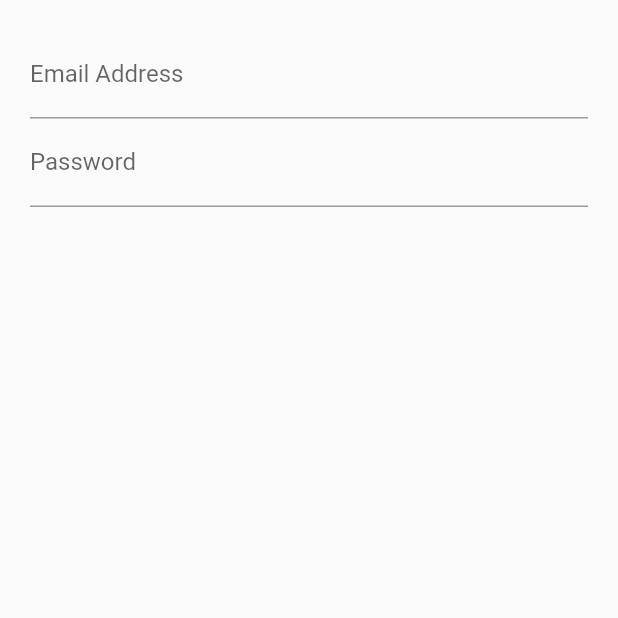
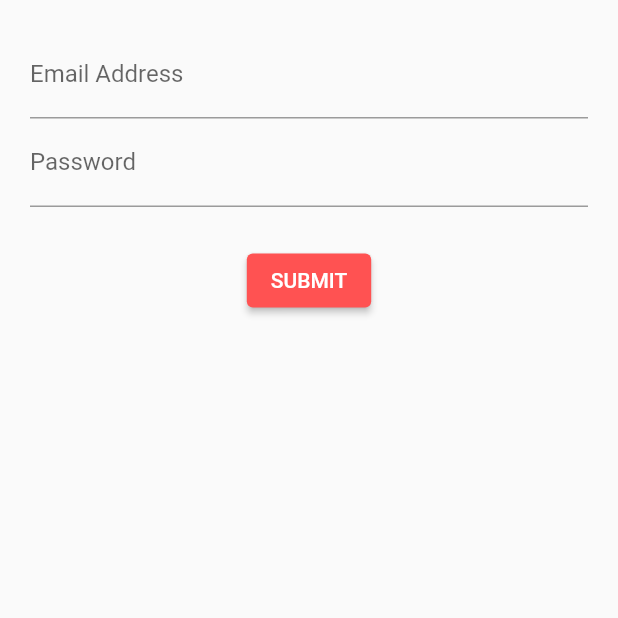
Before and after one commit to nikshit-chauhan/second-flutter, a Flutter app: the screen it shows after launch, on a phone screen of 412 x 824 dp, the top half of it. Run offline on Flutter 3.47's test engine with Material 2 defaults, Android fonts, the phone set to English and light mode, and no system bars.

Commit message:
feat: added functionality of login bar, password, and added submit buttom

```diff
--- a/lib/src/screens/login_screen.dart
+++ b/lib/src/screens/login_screen.dart
@@ -1,6 +1,7 @@
 import 'package:flutter/material.dart';
 
 class LoginScreen extends StatefulWidget{
+
   @override
   createState(){
     return LoginScreenState();
@@ -16,7 +17,8 @@ class LoginScreenState extends State<LoginScreen>{
             children: [
               emailField(),
               passwordField(),
-              // submitButton(),
+              Container(margin:const EdgeInsets.only(top: 25.0)),
+              submitButton(),
             ],
           ),
         ),
@@ -41,7 +43,14 @@ class LoginScreenState extends State<LoginScreen>{
       ),
     );
   }
-  // Widget submitButton(){
-  //   return
-  // }
+  Widget submitButton(){
+    return ElevatedButton(
+
+      style: ButtonStyle(
+        backgroundColor: MaterialStateProperty.all<Color>(Colors.redAccent),
+      ),
+      child: const Text('SUBMIT'),
+      onPressed: (){},
+    );
+  }
 }
```
